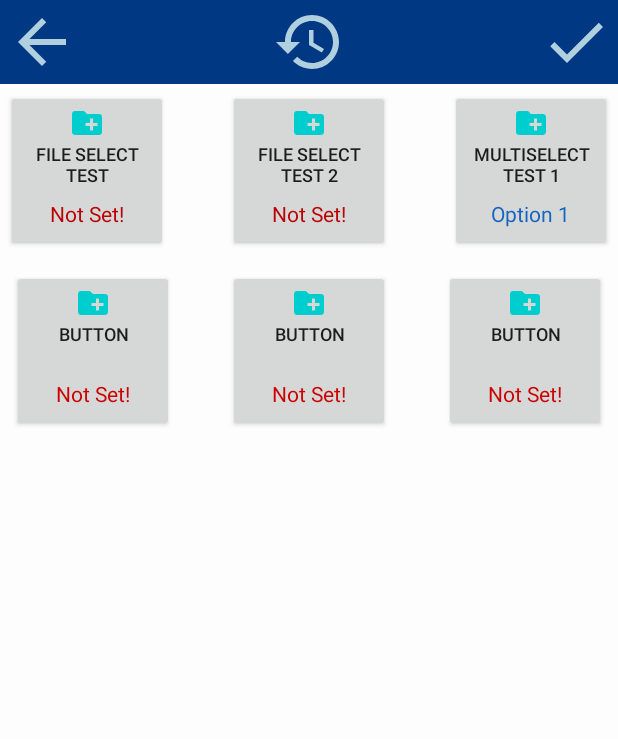
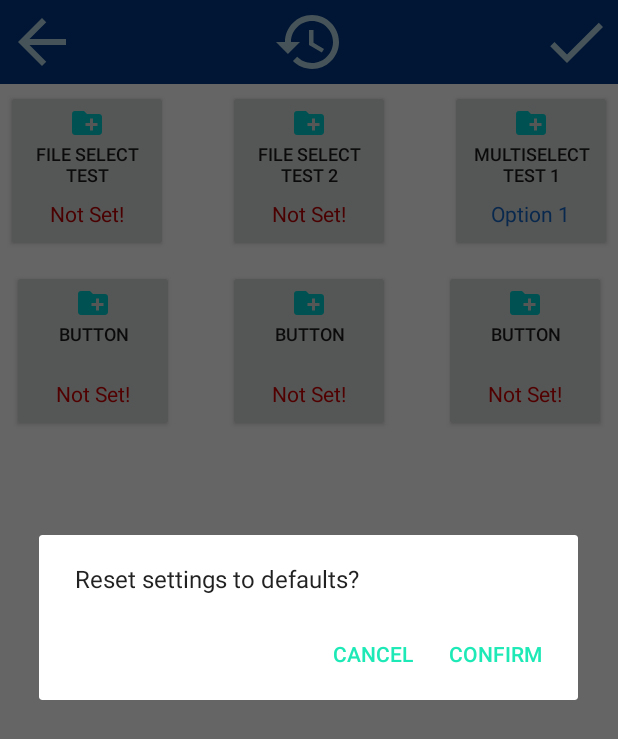
Before and after one commit to MichaelRunzler/ARK-Android, an Android app: the SettingsMenuActivity screen opened directly, with no data from a screen before it, after a tap on "Reset to Defaults", on a phone screen of 412 x 824 dp. Shown: the top 739 px of the screen. Run offline under Robolectric (Android 15) with nearby library versions, the phone set to English and light mode, and no system bars.

Commit message:
Changes:
+Added arrays.xml resource file
+Added Y/N dialog class and support class
+Changed Hybrid Multi-Select button class over to using an array resource instead of multiple Strings
+Added confirmation dialogs to all settings menu buttons

Fixes:

-None

Known Bugs:

-None

Upcoming Changes:

+Complete main menu overlay panel
+Complete program help overlay backend
+Add dynamic sizing to main menu sidebar (part of Settings UI and backend)

```diff
--- a/ARK-Android/src/main/java/com/michaelRunzler/ARK/android/util/ButtonVariants/HybridMultiSelectButton.java
+++ b/ARK-Android/src/main/java/com/michaelRunzler/ARK/android/util/ButtonVariants/HybridMultiSelectButton.java
@@ -33,7 +33,7 @@ public class HybridMultiSelectButton extends HybridSettingsButton
      *                     This value will also be used as the initial default state.
      * @param options a list of option text segments that the button cycles through when interacted with.
      *                Index 0 of this array will be used as the default state of this button.
-     *                Setting this to null will default it to the set of string specified in strings.xml.
+     *                Setting this to null will default it to the array specified in arrays.xml.
      */
     public HybridMultiSelectButton(RelativeLayout view, String desc, Drawable icon, String settingID,
                                    Integer initialState, String... options)
@@ -42,10 +42,7 @@ public class HybridMultiSelectButton extends HybridSettingsButton
 
         Context context = view.getContext();
 
-        DEFAULT_OPTIONS = new String[]{
-                context.getString(R.string.default_settings_multiSelect_button_option1),
-                context.getString(R.string.default_settings_multiSelect_button_option2),
-                context.getString(R.string.default_settings_multiSelect_button_option3)};
+        DEFAULT_OPTIONS = context.getResources().getStringArray(R.array.default_settings_multiSelect_button_options);
 
         SET_COLOR = context.getResources().getColor(R.color.setSettingsButtonTextColor);
         DEFAULT_COLOR = context.getResources().getColor(R.color.defaultSettingsButtonTextColor);
--- /dev/null
+++ b/ARK-Android/src/main/java/com/michaelRunzler/ARK/android/util/DialogFragments/DialogActionEventHandler.java
@@ -0,0 +1,31 @@
+package com.michaelRunzler.ARK.android.util.DialogFragments;
+
+/**
+ * Abstract class for handling user interaction events from dialog fragment subclass implementations.
+ */
+public abstract class DialogActionEventHandler
+{
+    /**
+     * Indicates what type of user interaction result was generated by said interaction with a dialog
+     * element. Descriptions are as follows:
+     *
+     * POSITIVE: The user selected the button declared as 'Positive' in the dialog box. For Y/N style dialogs, this is the equivalent of the 'Yes' button.
+     * NEGATIVE: The user selected the button declared as 'Negative' in the dialog box. For Y/N style dialogs, this is the equivalent of the 'No' button.
+     * NEUTRAL: The user selected the button declared as 'Neutral' in the dialog box. This button's implementation is per-dialog.
+     * SUBMITTED: The user submitted the dialog's result query. This is usually handled by the POSITIVE type, but in some cases this may need to be separate.
+     * CANCELLED: The user cancelled the dialog without submitting a result. This is usually handled by the NEGATIVE type, but in some cases this may need to be separate.
+     * CLOSED: The user force-closed the dialog somehow, for example, by using the back button. This should be handled by the android OS in most cases, but it's present if needed.
+     */
+    public enum ResultID
+    {
+        POSITIVE, NEGATIVE, NEUTRAL,
+        SUBMITTED, CANCELLED, CLOSED
+    }
+
+    /**
+     * Handles an event from a user interaction with a dialog.
+     * @param resultID the ResultID code indicating the type of result the interaction generated
+     * @param result one or multiple optional returned objects from the interaction process
+     */
+    public abstract void handleEvent(ResultID resultID, Object... result);
+}
--- /dev/null
+++ b/ARK-Android/src/main/java/com/michaelRunzler/ARK/android/util/DialogFragments/YNDialogFragment.java
@@ -0,0 +1,80 @@
+package com.michaelRunzler.ARK.android.util.DialogFragments;
+
+import android.app.AlertDialog;
+import android.app.Dialog;
+import android.app.DialogFragment;
+import android.content.DialogInterface;
+import android.os.Bundle;
+import android.view.LayoutInflater;
+
+import com.michaelRunzler.ARK.android.R;
+
+/**
+ * Implements a basic Yes/No dialog interface with a customizable layout. All internal variables are
+ * public, convenience access methods are included. Access the internal variable 'result' to check result
+ * status. Status will always be 2 unless the dialog has been called. 1 indicates that the user pressed
+ * the 'yes' or 'positive' button, 0 indicates the 'no' or 'negative' button.
+ */
+public class YNDialogFragment extends DialogFragment
+{
+    public String message;
+    public String yesButtonText;
+    public String noButtonText;
+    public int layoutID;
+    private DialogActionEventHandler handler;
+
+    @Override
+    public Dialog onCreateDialog(Bundle savedInstanceState)
+    {
+        if(handler == null) throw new IllegalArgumentException("Handler class is null!");
+        if(message == null || message.isEmpty()) message = getResources().getString(R.string.default_YNDialog_message);
+        if(yesButtonText == null || yesButtonText.isEmpty()) yesButtonText = getResources().getString(R.string.default_YNDialog_yes_text);
+        if(noButtonText == null || noButtonText.isEmpty()) noButtonText = getResources().getString(R.string.default_YNDialog_no_text);
+
+        AlertDialog.Builder builder = new AlertDialog.Builder(getActivity());
+        LayoutInflater inflater = getActivity().getLayoutInflater();
+
+        if(layoutID != -1) builder.setView(inflater.inflate(getResources().getLayout(layoutID), null));
+
+        builder.setMessage(message);
+        builder.setPositiveButton(yesButtonText, new DialogInterface.OnClickListener() {
+            @Override
+            public void onClick(DialogInterface dialog, int which) {
+                handler.handleEvent(DialogActionEventHandler.ResultID.POSITIVE);
+                dialog.dismiss();
+            }
+        });
+
+        builder.setNegativeButton(noButtonText, new DialogInterface.OnClickListener() {
+            @Override
+            public void onClick(DialogInterface dialog, int which) {
+                handler.handleEvent(DialogActionEventHandler.ResultID.NEGATIVE);
+                dialog.dismiss();
+            }
+        });
+
+        return builder.create();
+    }
+
+    /**
+     * Sets this object's interface properties. Variables referenced are public, but this method is
+     * provided for convenience. Providing a null value for one or more of these arguments will reset
+     * the corresponding variable to its default setting, specified in the strings.xml file.
+     * @param message the message (could be considered the 'title' of the dialog) to display
+     * @param yesButtonText the text to display on the button that returns 'true'
+     * @param noButtonText the text to display on the button that returns 'false'
+     * @param layoutID the Android Layout ID to use for a custom layout in the shown dialog. Set the
+     *                 ID to -1 to use the default layout.
+     * @param handler a DialogEventHandler class to handle the result of the dialog. The result code
+     *                given to the handler class will correspond to the type of response given - POSITIVE or NEGATIVE.
+     *                Setting this to null will result in an exception when the show() method is called.
+     */
+    public void setProperties(String message, String yesButtonText, String noButtonText, int layoutID, DialogActionEventHandler handler)
+    {
+        this.message = message;
+        this.yesButtonText = yesButtonText;
+        this.noButtonText = noButtonText;
+        this.layoutID = layoutID;
+        this.handler = handler;
+    }
+}
--- /dev/null
+++ b/ARK-Android/src/main/res/values/arrays.xml
@@ -0,0 +1,13 @@
+<?xml version="1.0" encoding="utf-8"?>
+<resources>
+
+    <!--Values for internal class use-->
+    <string-array name="default_settings_multiSelect_button_options">
+        <item>Option 1</item>
+        <item>Option 2</item>
+        <item>Option 3</item>
+    </string-array>
+
+
+
+</resources>
--- a/ARK-Android/src/main/res/values/strings.xml
+++ b/ARK-Android/src/main/res/values/strings.xml
@@ -17,15 +17,20 @@
     <string name="settings_title_bar_save_button_toast">Back to Menu (apply changes)</string>
     <string name="settings_title_bar_reset_button_toast">Reset to Defaults</string>
     <string name="settings_reset_notice_toast">Settings have been reset to defaults!</string>
+    <string name="settings_apply_notice_toast">Settings changes have been applied</string>
+    <string name="settings_reset_notice_query">Reset settings to defaults?</string>
+    <string name="settings_cancel_notice_query">Proceeding will discard changes. Continue?</string>
+    <string name="settings_cancel_notice_continue">Proceed</string>
+    <string name="settings_cancel_no_changes_notice_toast">No changes to discard!</string>
 
     <!--Object subvalues/variant values-->
     <string name="default_button_desc">Button</string>
     <string name="default_settings_button_unset">Not Set!</string>
     <string name="default_settings_button_set">Set!</string>
     <string name="default_settings_fileSelect_button_request">Select a file.</string>
-    <string name="default_settings_multiSelect_button_option1">Option 1</string>
-    <string name="default_settings_multiSelect_button_option2">Option 2</string>
-    <string name="default_settings_multiSelect_button_option3">Option 3</string>
+    <string name="default_YNDialog_message">Confirm selected action:</string>
+    <string name="default_YNDialog_yes_text">Confirm</string>
+    <string name="default_YNDialog_no_text">Cancel</string>
 
     <!--Content Descriptors-->
     <string name="contentDesc_main_sidebar_menu_button">Sidebar Menu Button</string>
```
Also changed, not shown: ARK-Android/src/main/java/com/michaelRunzler/ARK/android/activity/SettingsMenuActivity.java (+61 -4 lines).
